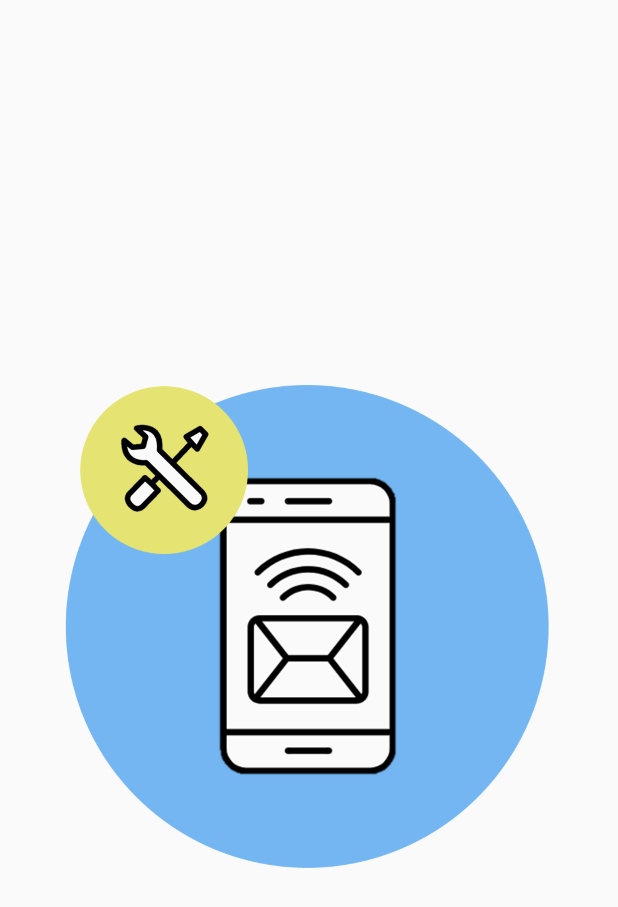
After one commit to CSEKimDoYeon/SMSManager, an Android app: the layout activity_ad_keyword.xml on its own in the app's theme, with its tools: preview values and no code run, on a phone screen of 412 x 824 dp. The commit adds this screen. Shown: the top 907 px of the screen. Run offline under Robolectric (Android 15) with nearby library versions, the phone set to English and light mode, and no system bars.

Commit message:
삭제 테스트1

```diff
--- a/app/src/main/AndroidManifest.xml
+++ b/app/src/main/AndroidManifest.xml
@@ -4,6 +4,7 @@
 
     <uses-permission android:name="android.permission.READ_SMS" />
     <uses-permission android:name="android.permission.WRITE_SMS"/>
+    <uses-permission android:name="android.permission.RECEIVE_SMS"/>
 
     <application
         android:allowBackup="true"
--- /dev/null
+++ b/app/src/main/res/layout/activity_ad_keyword.xml
@@ -0,0 +1,16 @@
+<?xml version="1.0" encoding="utf-8"?>
+<LinearLayout
+    xmlns:android="http://schemas.android.com/apk/res/android" android:layout_width="match_parent"
+    android:layout_height="match_parent"
+    android:orientation="vertical">
+    <LinearLayout
+        android:layout_width="match_parent"
+        android:layout_height="0dp"
+        android:layout_weight="2">
+
+        <ImageView
+            android:layout_width="match_parent"
+            android:layout_height="match_parent"
+            android:src="@drawable/main_ikon" />
+    </LinearLayout>
+</LinearLayout>
```
Also changed, not shown: app/src/main/java/com/example/kimdoyeon/smsmanager/MainActivity.java (+40 -7 lines).
